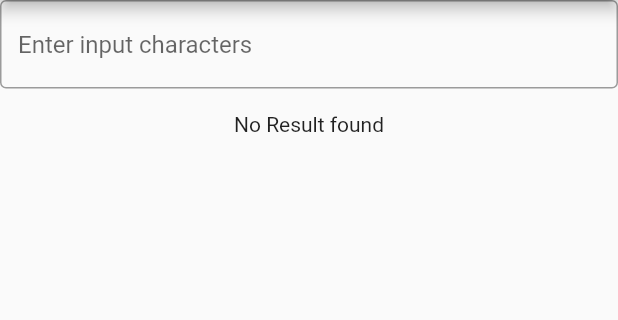
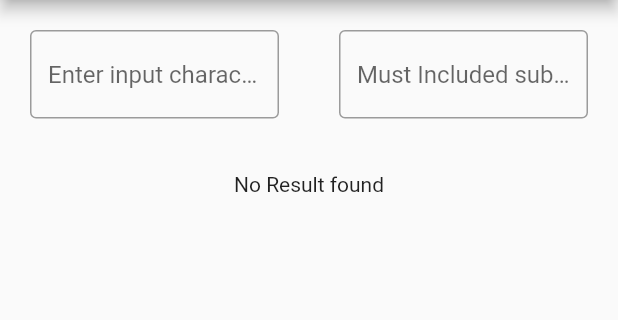
Before and after one commit to samuraitruong/word-trip-hack-flutter-app, a Flutter app: the screen it shows after launch, on a phone screen of 412 x 824 dp, the part 84-404 px from its top. Run offline on Flutter 3.47's test engine with Material 2 defaults, Android fonts, the phone set to English and light mode, and no system bars; our stand-ins replace localstorage.

```diff
--- a/lib/main.dart
+++ b/lib/main.dart
@@ -52,7 +52,10 @@ class _WordTripHackHomeState extends State<WordTripHackHome> {
   List<String> _listWords = [];
   int _letterCount = 0;
   int _fetching = 0;
+  String subtext = '';
+
   final myController = TextEditingController();
+  final subController = TextEditingController();
 
   void _fetchWords(int len) async {
 
@@ -74,6 +77,12 @@ class _WordTripHackHomeState extends State<WordTripHackHome> {
       case 6:
         words = gen6(myController.text);
         break;
+      case 7:
+        words = gen7(myController.text);
+        break;
+    }
+    if(subController.text != "") {
+      words = words.where((element) => element.contains(subController.text)).toList();
     }
     var list = await filterValidWords(words);
     setState(() {
@@ -92,7 +101,14 @@ class _WordTripHackHomeState extends State<WordTripHackHome> {
         child: Column(
           mainAxisAlignment: MainAxisAlignment.start,
           children: <Widget>[
-            TextField(
+
+            Row(
+              mainAxisSize: MainAxisSize.min,
+              children: <Widget>[
+                Expanded(
+                  child: new Padding(
+                    padding: const EdgeInsets.all(20.0),
+                    child: TextField(
                       controller: myController,
                       onChanged: (text) {
                         // myController.text = myController.text.toUpperCase();
@@ -105,6 +121,22 @@ class _WordTripHackHomeState extends State<WordTripHackHome> {
                           border: OutlineInputBorder(),
                           hintText: 'Enter input characters'
                       ),
+                    ),
+                  ),
+                ),
+                Expanded(
+                  child: new Padding(
+                    padding: const EdgeInsets.all(20.0),
+                    child: TextField(
+                      controller: subController,
+                      decoration: InputDecoration(
+                          border: OutlineInputBorder(),
+                          hintText: 'Must Included sub-text'
+                      ),
+                    ),
+                  ),
+                ),
+              ],
             ),
 
             // FutureBuilder<List<String>>(
@@ -172,7 +204,7 @@ class _WordTripHackHomeState extends State<WordTripHackHome> {
           Visibility(
             visible: _letterCount >=3,
             child: Padding(
-              padding: EdgeInsets.only(right: 180),
+              padding: EdgeInsets.only(right: 0),
               child: Align(
                   alignment: Alignment.bottomRight,
                   child: FloatingActionButton(
@@ -186,7 +218,7 @@ class _WordTripHackHomeState extends State<WordTripHackHome> {
           Visibility(
               visible: _letterCount >=4,
             child: Padding(
-                padding: EdgeInsets.only(right: 120),
+                padding: EdgeInsets.only(right: 60),
                 child:  Align(
               alignment: Alignment.bottomRight,
               child: FloatingActionButton(
@@ -202,7 +234,7 @@ class _WordTripHackHomeState extends State<WordTripHackHome> {
           Visibility(
               visible: _letterCount >=5,
               child: Padding(
-                  padding: EdgeInsets.only(right: 60),
+                  padding: EdgeInsets.only(right: 120),
                   child: Align(
                   alignment: Alignment.bottomRight,
                   child: FloatingActionButton(
@@ -218,7 +250,7 @@ class _WordTripHackHomeState extends State<WordTripHackHome> {
         Visibility(
             visible: _letterCount >=6,
               child: Padding(
-                  padding: EdgeInsets.only(right: 0),
+                  padding: EdgeInsets.only(right: 180),
                   child: Align(
                       alignment: Alignment.bottomRight,
                       child: FloatingActionButton(
@@ -228,6 +260,22 @@ class _WordTripHackHomeState extends State<WordTripHackHome> {
                           // child: Icon(Icons.refresh),('
                           child: Text("6"),
                           onPressed: () => _fetchWords(6)
+                      )
+                  )
+              )),
+          Visibility(
+              visible: _letterCount >=7,
+              child: Padding(
+                  padding: EdgeInsets.only(right: 240),
+                  child: Align(
+                      alignment: Alignment.bottomRight,
+                      child: FloatingActionButton(
+                          backgroundColor: Colors.amber,
+                          foregroundColor: Colors.black87,
+
+                          // child: Icon(Icons.refresh),('
+                          child: Text("7"),
+                          onPressed: () => _fetchWords(7)
                       )
                   )
               ))
```
Also changed, not shown: lib/word_gen.dart (+26 -0 lines), pubspec.lock. Lines whose indentation alone changed are shown as unchanged.
